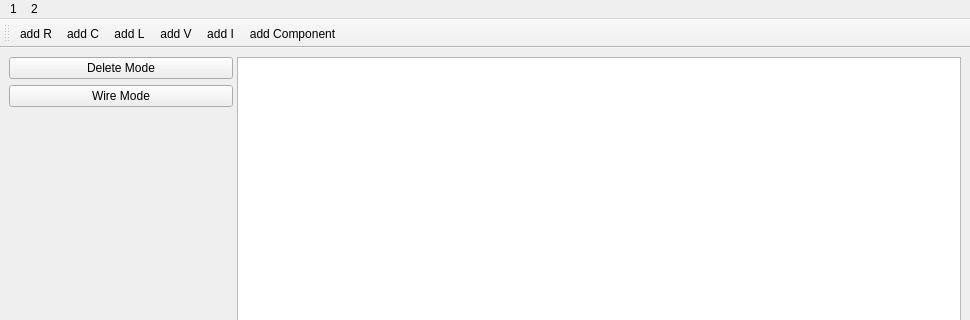
Above: OOP_Project_GPT/MainWindow.ui from zenix935/OOP_spice before the change; both pictures show x 0 to 970 and y 0 to 320 of the 970 by 661 pixel window. Below: the same form after it.
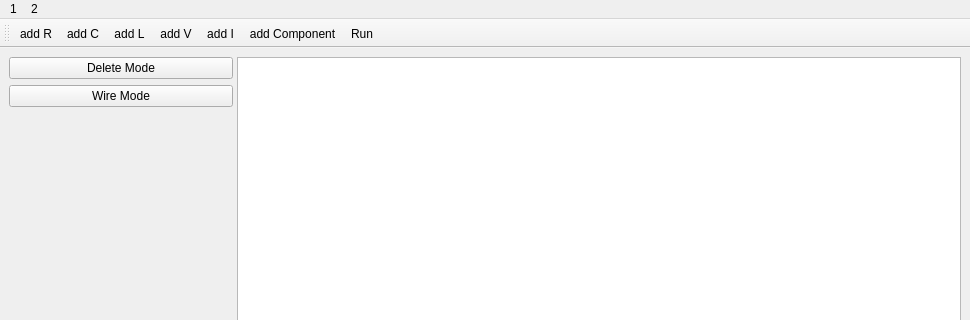
That is the form after the change.

What changed in the file:
```diff
--- a/OOP_Project_GPT/MainWindow.ui
+++ b/OOP_Project_GPT/MainWindow.ui
@@ -101,6 +101,7 @@
    <addaction name="actionadd_V"/>
    <addaction name="actionadd_I"/>
    <addaction name="actionadd_Component"/>
+   <addaction name="actionRun"/>
   </widget>
   <widget class="QMenuBar" name="menubar">
    <property name="geometry">
@@ -176,6 +177,11 @@
     <string>add Component</string>
    </property>
   </action>
+  <action name="actionRun">
+   <property name="text">
+    <string>Run</string>
+   </property>
+  </action>
  </widget>
  <resources/>
  <connections/>
```
Left out of the diff: 3 changed lines with no effect on the pictures.
